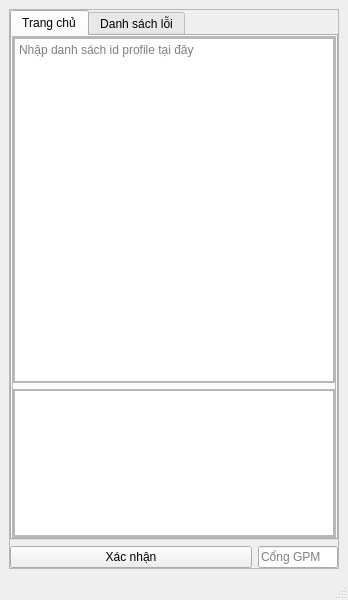
Before: the Qt Designer form untitled.ui in D-RubyIV/remove-proxy-gpm, drawn with Qt 5.
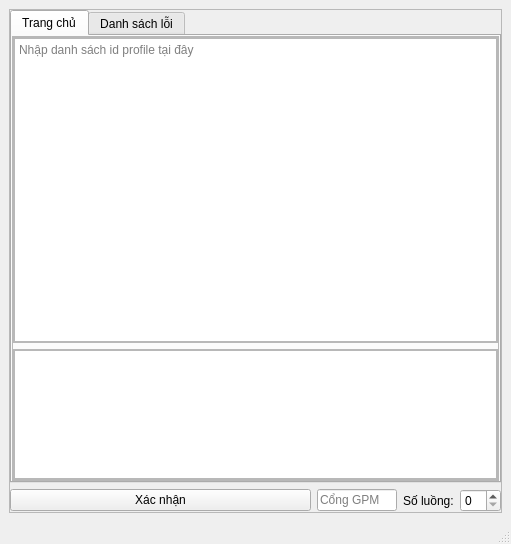
After: the same form once the commit is applied.

What changed in the file:
```diff
--- a/untitled.ui
+++ b/untitled.ui
@@ -6,8 +6,8 @@
    <rect>
     <x>0</x>
     <y>0</y>
-    <width>348</width>
-    <height>600</height>
+    <width>511</width>
+    <height>544</height>
    </rect>
   </property>
   <property name="windowTitle">
@@ -232,6 +232,16 @@
             </property>
            </widget>
           </item>
+          <item>
+           <widget class="QLabel" name="label_2">
+            <property name="text">
+             <string>Số luồng:</string>
+            </property>
+           </widget>
+          </item>
+          <item>
+           <widget class="QSpinBox" name="spinBox"/>
+          </item>
          </layout>
         </widget>
        </item>
@@ -240,6 +250,7 @@
     </item>
    </layout>
   </widget>
+  <widget class="QStatusBar" name="statusbar"/>
   <widget class="QMenuBar" name="menubar">
    <property name="geometry">
     <rect>
@@ -250,7 +261,6 @@
     </rect>
    </property>
   </widget>
-  <widget class="QStatusBar" name="statusbar"/>
  </widget>
  <resources/>
  <connections/>
```
Left out of the diff: 2 changed lines with no effect on the pictures.
